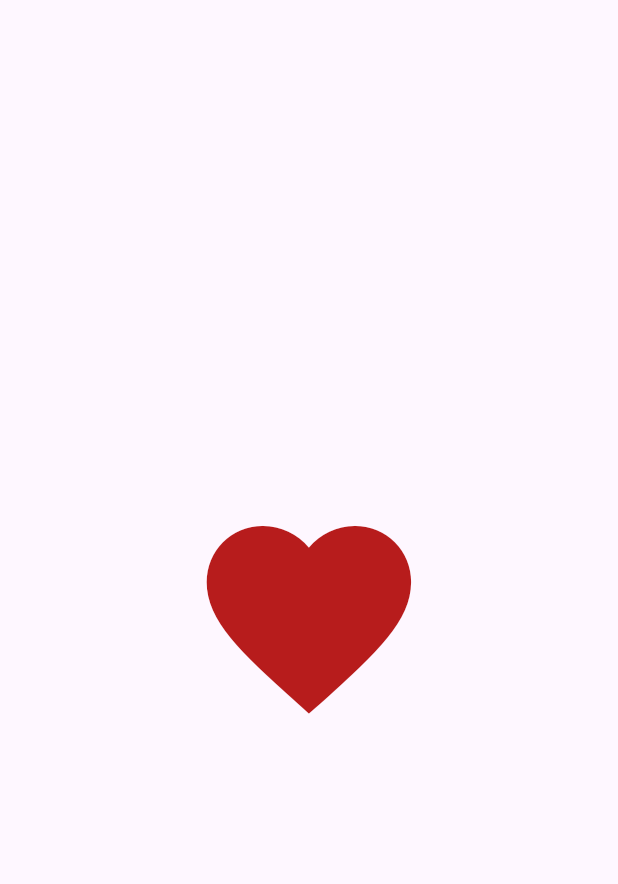
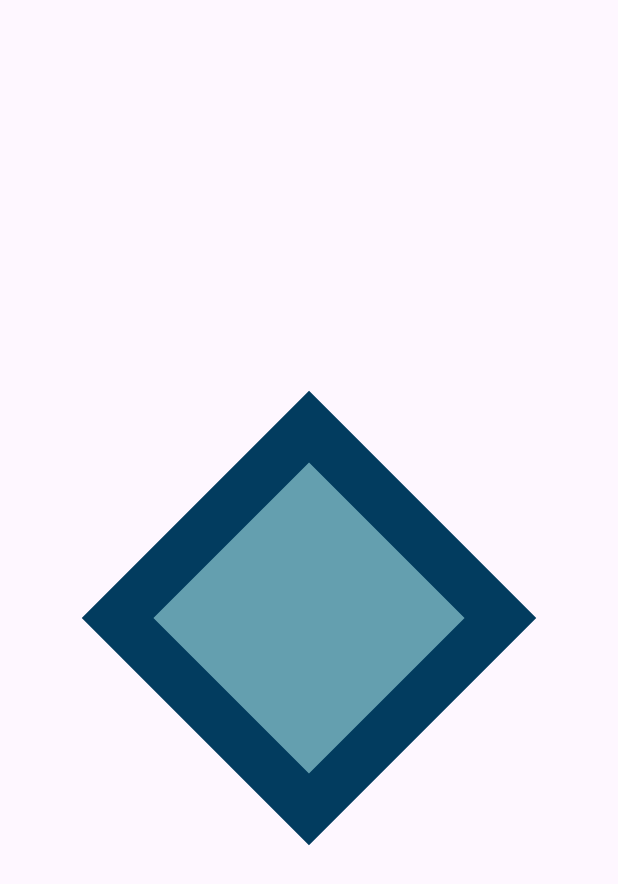
Before and after one commit to ramyarnw/animation_sample, a Flutter app: the screen it shows after launch, on a phone screen of 412 x 824 dp. Shown: the top 884 px of the screen. Run offline on Flutter 3.47's test engine with Material 3 defaults, Android fonts, the light colour scheme and no system bars; our stand-ins replace lottie; missing offline and left inert: positioned_tap_detector_2.

Commit message:
json file animation updated

```diff
--- a/lib/main.dart
+++ b/lib/main.dart
@@ -1,6 +1,7 @@
 import 'package:animation_sample/dot_screen.dart';
 import 'package:animation_sample/heart_beat.dart';
 import 'package:animation_sample/icon.dart';
+import 'package:animation_sample/square_json.dart';
 import 'package:flutter/material.dart';
 
 void main() {
@@ -34,7 +35,7 @@
         colorScheme: ColorScheme.fromSeed(seedColor: Colors.deepPurple),
         useMaterial3: true,
       ),
-      home: const AnimationIcon(),
+      home: const SquareJson(),
     );
   }
 }
--- /dev/null
+++ b/lib/square_json.dart
@@ -0,0 +1,21 @@
+import 'package:flutter/cupertino.dart';
+import 'package:flutter/material.dart';
+import 'package:lottie/lottie.dart';
+
+class SquareJson extends StatefulWidget {
+  const SquareJson({super.key});
+
+  @override
+  State<SquareJson> createState() => _SquareJsonState();
+}
+
+class _SquareJsonState extends State<SquareJson> {
+  @override
+  Widget build(BuildContext context) {
+    return Scaffold(
+      body: Center(
+        child: Lottie.asset('assets/images/Animation_square.json'),
+      ),
+    );
+  }
+}
--- a/pubspec.yaml
+++ b/pubspec.yaml
@@ -31,6 +31,7 @@ dependencies:
   flutter:
     sdk: flutter
   positioned_tap_detector_2: ^1.0.4
+  lottie: ^3.1.3
 
   # The following adds the Cupertino Icons font to your application.
   # Use with the CupertinoIcons class for iOS style icons.
@@ -60,6 +61,7 @@ flutter:
 
   assets:
     - assets/images/
+    - assets/images/Animation_square.json
   # To add assets to your application, add an assets section, like this:
   # assets:
   #   - images/a_dot_burr.jpeg
```
Also changed, not shown: assets/images/Animation_square.json (added, +1 -0 lines), pubspec.lock.
